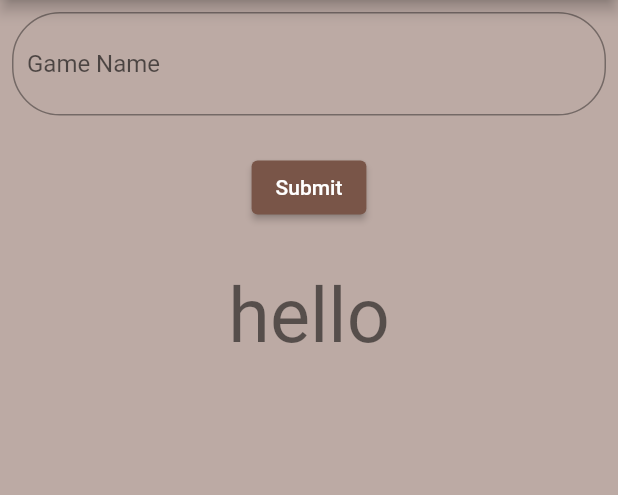
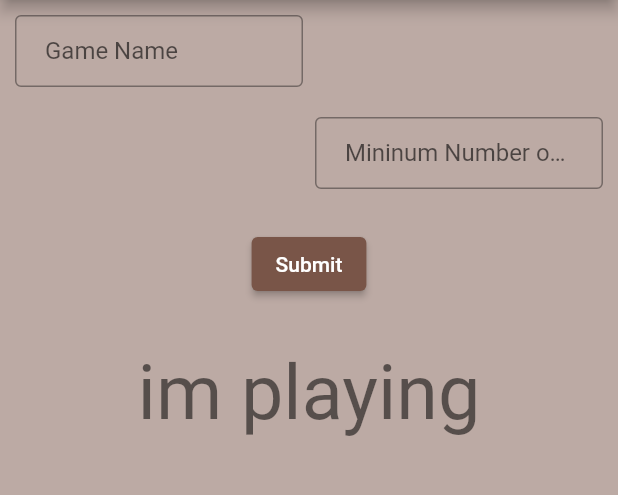
Before and after one commit to jakelang01/gamegeek, a Flutter app: the SearchScreen screen opened directly, after a tap on "Submit", on a phone screen of 412 x 824 dp, the part 84-579 px from its top. Run offline on Flutter 3.47's test engine with Material 2 defaults, Android fonts, the phone set to English and light mode, and no system bars; our stand-ins replace cloud_firestore, csv, firebase_core; missing offline and left inert: flutter_alarm_clock; accounts and stored records are empty.

Commit message:
game screen functions and text box changes

```diff
--- a/lib/screens/game_search_screen.dart
+++ b/lib/screens/game_search_screen.dart
@@ -12,24 +12,15 @@ class SearchScreen extends StatefulWidget {
 
 class _SearchScreen extends State<SearchScreen> {
 
-  String bedTime1 = '';
-  String description1 = '';
-  int quality1 = 0;
-  String totalSleep1 = '';
-  String wakeUp1 = '';
-  String userText = '';
-  TextEditingController userInput = TextEditingController();
-
-  void setData(String number) {
-
-    setState(() {
-      bedTime1 = '';
-      description1 = '';
-      quality1 = 1;
-      totalSleep1 = '';
-      wakeUp1 = '';
-    });
-  }
+  List<List<String>>? rawData;
+  String dataFilePath = 'assets/bgg_db_2018_01.csv';
+  String exampleText = '';
+  String nameText = '';
+  String minPlayerText = '';
+  TextEditingController nameInput = TextEditingController();
+  TextEditingController minPlayerInput = TextEditingController();
+  TextEditingController maxPlayerInput = TextEditingController();
+  TextEditingController avgTimeInput = TextEditingController();
 
   // UI ideas:
   //  - First screen that has buttons asking what you want to filter by (game info, filter options, etc.) then
@@ -47,12 +38,36 @@ class _SearchScreen extends State<SearchScreen> {
   // function to search for game and get information
   // text field to enter game name then search csv/database for all the information
 
+
   // function to filter game search by number of players and see related game information
   // text field to enter number of players and have if statement to search through database?
 
   // function to sort by the duration of a game (lowest-highest, vice-versa)
   // ?
 
+
+  Future<void> readDataFile() async {
+    var bytes = await rootBundle.load(dataFilePath);
+    String bytesAsString = utf8.decode(bytes.buffer.asUint8List());
+    rawData = const CsvToListConverter().convert(bytesAsString);
+  }
+
+  List<String> getRow(int rowNum) {
+    return rawData![rowNum];
+  }
+
+  String getEntry(int rowNum, int colNum) {
+    return getRow(rowNum)[colNum];
+  }
+
+  String getName(int rowNum, int colNum) {
+    return getEntry(rowNum, colNum);
+  }
+
+  void setData(int rowNum, int colNum) {
+    String name = getEntry(rowNum, colNum);
+    String rank = '';
+  }
 
   @override
   void initState() {
@@ -70,13 +85,24 @@ class _SearchScreen extends State<SearchScreen> {
         body: Column(
             children:<Widget>[
               Padding(
-                padding: const EdgeInsets.symmetric(horizontal: 8, vertical: 8),
+                padding: const EdgeInsets.only(left: 10, right: 210, top: 10, bottom: 10),
                 child: TextFormField(
-                  controller: userInput,
+                  controller: nameInput,
                   decoration: InputDecoration(
                     hintText: 'Game Name',
-                    contentPadding: const EdgeInsets.symmetric(vertical: 25.0, horizontal: 10.0),
-                    border: OutlineInputBorder(borderRadius: BorderRadius.circular(32)),
+                    contentPadding: const EdgeInsets.symmetric(vertical: 10, horizontal: 20.0),
+                    border: OutlineInputBorder(),
+                  ),
+                ),
+              ),
+              Padding(
+                padding: const EdgeInsets.only(left: 210, right: 10, top: 10, bottom: 10),
+                child: TextFormField(
+                  controller: minPlayerInput,
+                  decoration: InputDecoration(
+                    hintText: 'Mininum Number of Players',
+                    contentPadding: const EdgeInsets.symmetric(vertical: 10, horizontal: 20.0),
+                    border: OutlineInputBorder(),
                   ),
                 ),
               ),
@@ -85,15 +111,16 @@ class _SearchScreen extends State<SearchScreen> {
                   child:ElevatedButton(
                     child: Text('Submit'),
                     onPressed: () {
-                      userText = userInput.text;
-                      setData(userText);
+                      nameText = nameInput.text;
+                      minPlayerText = minPlayerInput.text;
+                      setData(1, 1);
                     },
                   )
               ),
               Padding(
                 padding: const EdgeInsets.symmetric(horizontal: 8, vertical: 16),
                 child: Text(
-                  "hello",
+                  "im playing " + exampleText,
                   textAlign: TextAlign.center,
                   //overflow: TextOverflow.ellipsis,
                   textScaleFactor: 0.9,
@@ -106,8 +133,9 @@ class _SearchScreen extends State<SearchScreen> {
   }
 }
 
+/*
 class GameInfoData {
-  List<List<dynamic>>? rawData;
+  List<List<String>>? rawData;
   String dataFilePath = 'assets/bgg_db_2018_01.csv';
 
   Future<void> readDataFile() async {
@@ -116,4 +144,16 @@ class GameInfoData {
     rawData = const CsvToListConverter().convert(bytesAsString);
   }
 
+  List<String> getRow(int rowNum) {
+    return rawData![rowNum];
+  }
+
+  String getEntry(int rowNum, int colNum) {
+    return getRow(rowNum)[colNum];
+  }
+
+  String getName(int rowNum, int colNum) {
+    return getEntry(rowNum, colNum);
+  }
 }
+ */
```
